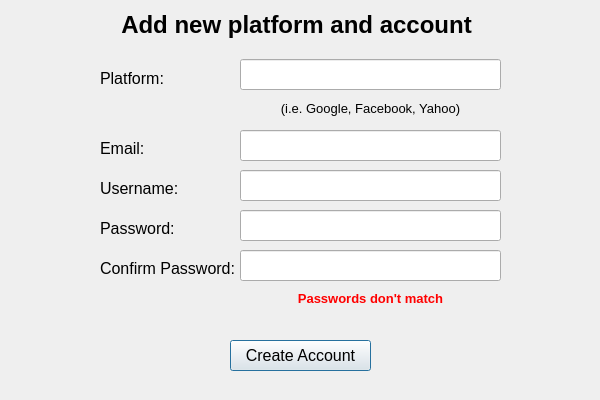
Above: CreateNewPlatform.ui from armandkaufmann/AccountHolder before the change. Below: the same form after it.
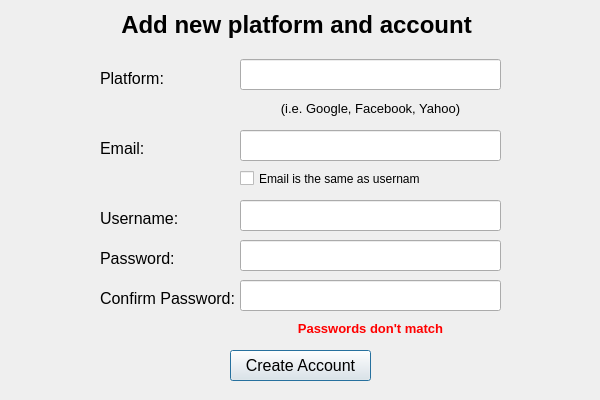
That is the form after the change.

Commit message: changed create new platform added checkbox, fixed tab widget behaviours accounts

What changed in the file:
```diff
--- a/CreateNewPlatform.ui
+++ b/CreateNewPlatform.ui
@@ -91,7 +91,7 @@
    <property name="geometry">
     <rect>
      <x>100</x>
-     <y>180</y>
+     <y>210</y>
      <width>81</width>
      <height>16</height>
     </rect>
@@ -109,7 +109,7 @@
    <property name="geometry">
     <rect>
      <x>100</x>
-     <y>220</y>
+     <y>250</y>
      <width>81</width>
      <height>16</height>
     </rect>
@@ -127,7 +127,7 @@
    <property name="geometry">
     <rect>
      <x>100</x>
-     <y>260</y>
+     <y>290</y>
      <width>141</width>
      <height>16</height>
     </rect>
@@ -163,7 +163,7 @@
    <property name="geometry">
     <rect>
      <x>230</x>
-     <y>340</y>
+     <y>350</y>
      <width>141</width>
      <height>31</height>
     </rect>
@@ -181,7 +181,7 @@
    <property name="geometry">
     <rect>
      <x>250</x>
-     <y>290</y>
+     <y>320</y>
      <width>241</width>
      <height>16</height>
     </rect>
@@ -237,7 +237,7 @@
    <property name="geometry">
     <rect>
      <x>240</x>
-     <y>170</y>
+     <y>200</y>
      <width>261</width>
      <height>31</height>
     </rect>
@@ -252,7 +252,7 @@
    <property name="geometry">
     <rect>
      <x>240</x>
-     <y>210</y>
+     <y>240</y>
      <width>261</width>
      <height>31</height>
     </rect>
@@ -270,7 +270,7 @@
    <property name="geometry">
     <rect>
      <x>240</x>
-     <y>250</y>
+     <y>280</y>
      <width>261</width>
      <height>31</height>
     </rect>
@@ -284,6 +284,19 @@
     <enum>QLineEdit::Password</enum>
    </property>
   </widget>
+  <widget class="QCheckBox" name="checkBoxEmailUsername">
+   <property name="geometry">
+    <rect>
+     <x>240</x>
+     <y>170</y>
+     <width>181</width>
+     <height>17</height>
+    </rect>
+   </property>
+   <property name="text">
+    <string>Email is the same as username</string>
+   </property>
+  </widget>
  </widget>
  <resources/>
  <connections/>
```
The commit also changes 4 other files.
